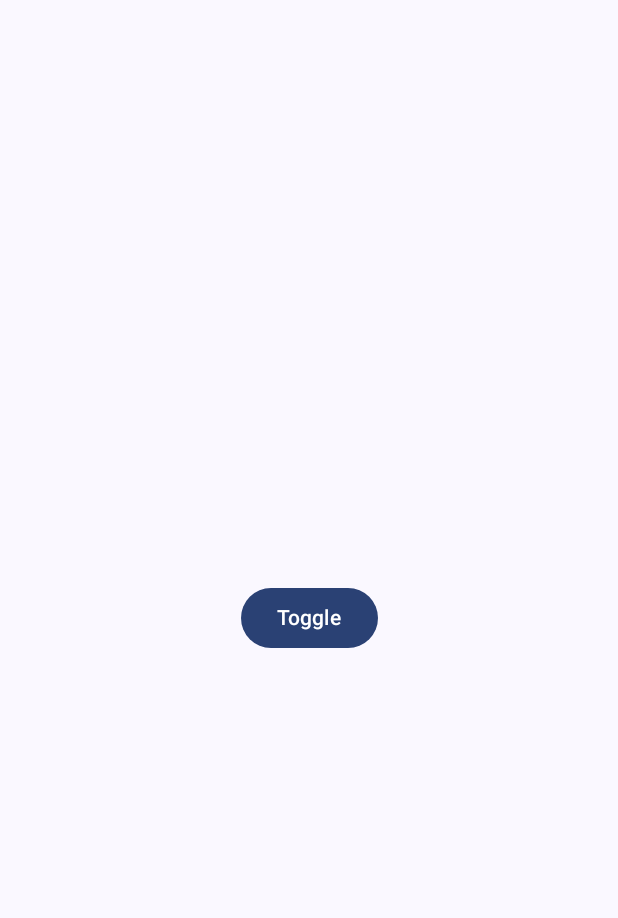
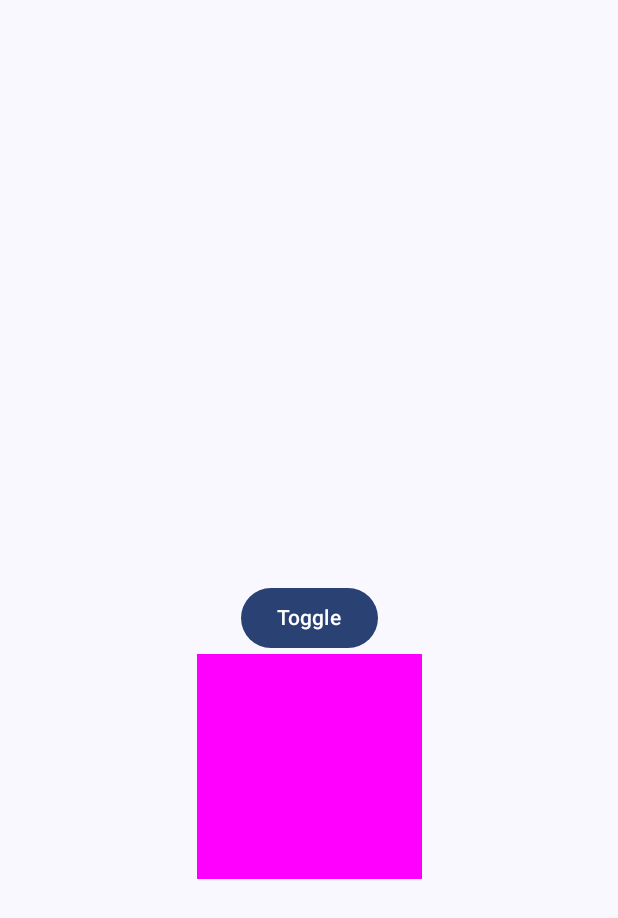
Before and after one commit to sandpaper-hub/JetpackComposeLearn, an Android app built with Jetpack Compose: the screen it shows after launch (MainActivity), on a phone screen of 412 x 824 dp. Shown: the top 918 px of the screen. Run offline under Robolectric (Android 15) with nearby library versions, the phone set to English and light mode, and no system bars; our stand-ins replace constraintlayout-compose.

Commit message:
Crossfade Example

```diff
--- a/app/src/main/java/com/compose/jetpackcomposelearn/MainActivity.kt
+++ b/app/src/main/java/com/compose/jetpackcomposelearn/MainActivity.kt
@@ -11,6 +11,7 @@ import androidx.compose.runtime.Composable
 import androidx.compose.ui.Modifier
 import androidx.compose.ui.tooling.preview.Preview
 import com.compose.jetpackcomposelearn.animation.AnimateEnterExitExample
+import com.compose.jetpackcomposelearn.animation.CrossFadeExample
 import com.compose.jetpackcomposelearn.animation.InfiniteTransitionExample
 import com.compose.jetpackcomposelearn.ui.theme.JetpackComposeLearnTheme
 
@@ -33,7 +34,7 @@ class MainActivity : ComponentActivity() {
 @Composable
 @Suppress("FunctionName")
 fun MainExample(modifier: Modifier = Modifier) {
-    AnimateEnterExitExample(modifier)
+    CrossFadeExample(modifier)
 }
 
 @Preview(name = "Galaxy S23 Plus", widthDp = 393, heightDp = 851)
--- /dev/null
+++ b/app/src/main/java/com/compose/jetpackcomposelearn/animation/Crossfade.kt
@@ -0,0 +1,49 @@
+package com.compose.jetpackcomposelearn.animation
+
+import androidx.compose.animation.Crossfade
+import androidx.compose.animation.core.tween
+import androidx.compose.foundation.background
+import androidx.compose.foundation.layout.Box
+import androidx.compose.foundation.layout.fillMaxSize
+import androidx.compose.foundation.layout.size
+import androidx.compose.material3.Button
+import androidx.compose.material3.Text
+import androidx.compose.runtime.Composable
+import androidx.compose.runtime.getValue
+import androidx.compose.runtime.mutableStateOf
+import androidx.compose.runtime.remember
+import androidx.compose.runtime.setValue
+import androidx.compose.ui.Modifier
+import androidx.compose.ui.graphics.Color
+import androidx.compose.ui.unit.dp
+import androidx.constraintlayout.compose.ConstraintLayout
+
+@Composable
+@Suppress("FunctionName")
+fun CrossFadeExample(modifier: Modifier) {
+    var toggled by remember { mutableStateOf(false) }
+
+    ConstraintLayout(modifier.then(Modifier.fillMaxSize())) {
+        val (button, crossFade) = createRefs()
+
+        Button(onClick = { toggled = !toggled }, Modifier.constrainAs(button) {
+            centerHorizontallyTo(parent)
+            linkTo(top = parent.top, bottom = parent.bottom)
+        }) {
+            Text("Toggle")
+        }
+
+        Crossfade(
+            targetState = toggled,
+            animationSpec = tween(1000),
+            modifier = Modifier.constrainAs(crossFade) {
+                centerHorizontallyTo(parent)
+                top.linkTo(button.bottom)
+            }) { state ->
+            Box(
+                modifier = Modifier.size(150.dp)
+                    .background(if (state) Color.Green else Color.Magenta)
+            )
+        }
+    }
+}
```
